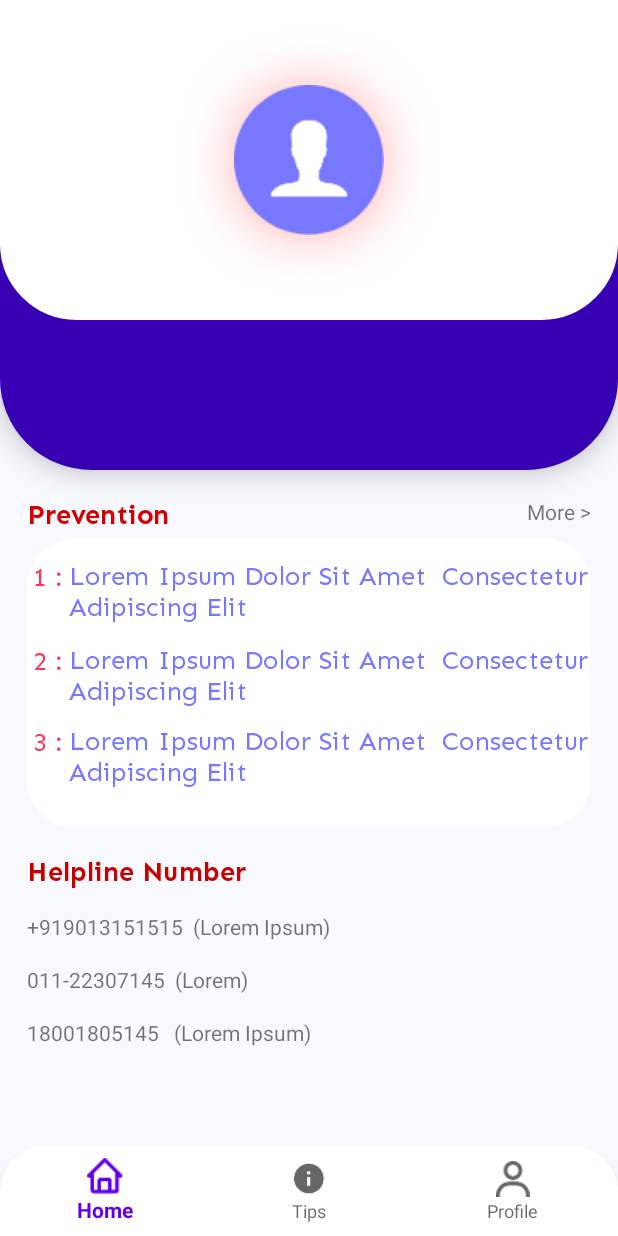
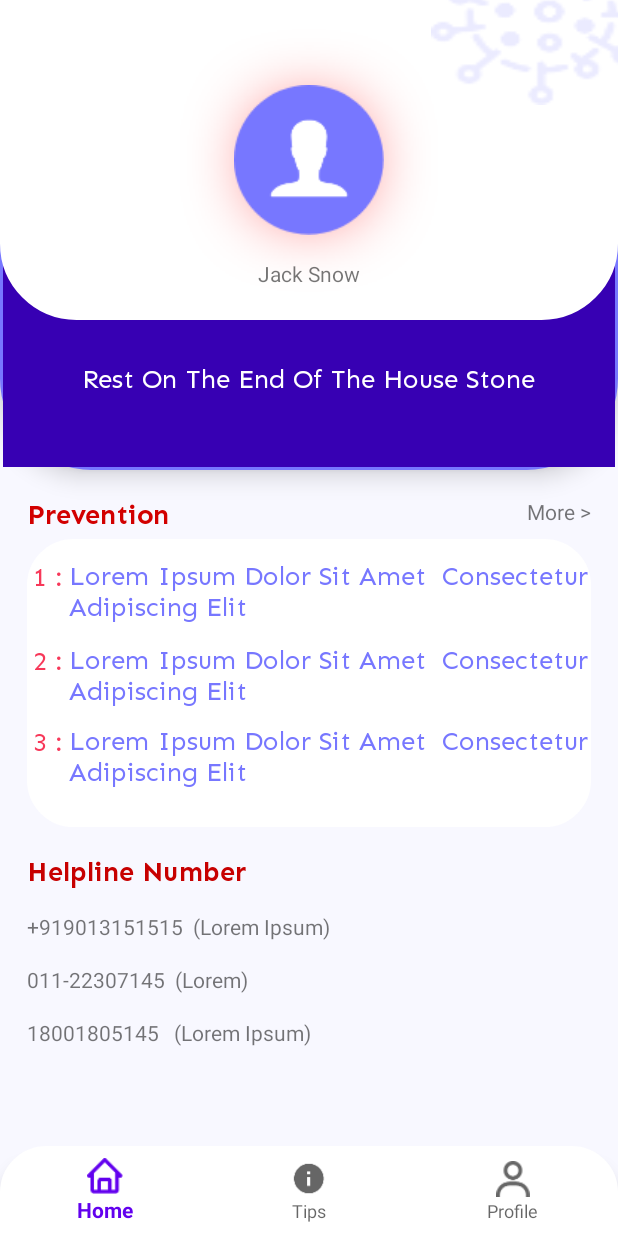
Before and after one commit to walaa-android/last_version_besaneMd, an Android app: the HomeFragment screen opened directly, with no data from a screen before it, on a phone screen of 412 x 824 dp. Run offline under Robolectric (Android 15) with nearby library versions, the light colour scheme and no system bars.

Commit message:
Besane md last version

```diff
--- a/app/src/main/res/layout/fragment_home.xml
+++ b/app/src/main/res/layout/fragment_home.xml
@@ -25,16 +25,32 @@
             app:layout_constraintEnd_toEndOf="parent"
             app:layout_constraintStart_toStartOf="parent"
             app:layout_constraintTop_toBottomOf="@+id/imageView20" />
+
         <ImageView
             android:id="@+id/imageView20"
             android:layout_width="0dp"
             android:layout_height="313dp"
             android:elevation="10dp"
             android:background="@drawable/shape_profile"
-            android:backgroundTint="@color/colorPrimaryDark"
+            android:src="@color/colorPrimaryDark"
             app:layout_constraintEnd_toEndOf="parent"
             app:layout_constraintStart_toStartOf="parent"
             app:layout_constraintTop_toTopOf="parent" />
+
+        <TextView
+            android:id="@+id/textViewTime"
+            android:layout_width="wrap_content"
+            android:layout_height="wrap_content"
+            android:layout_marginTop="28dp"
+            android:fontFamily="@font/sen_regular"
+            android:elevation="10dp"
+            android:text="Rest On The End Of The House Stone"
+            android:textColor="@android:color/white"
+            android:textColorHighlight="@color/colorRed"
+            android:textSize="17sp"
+            app:layout_constraintEnd_toEndOf="parent"
+            app:layout_constraintStart_toStartOf="parent"
+            app:layout_constraintTop_toBottomOf="@+id/imageView21" />
 
         <ImageView
             android:id="@+id/imageView21"
@@ -52,8 +68,9 @@
             android:id="@+id/imageViewCorona"
             android:layout_width="50dp"
             android:layout_height="20dp"
-            android:scaleX="6"
+            android:scaleX="3"
             android:scaleY="6"
+            android:elevation="10dp"
             android:background="@drawable/corona_v"
             app:layout_constraintEnd_toEndOf="parent"
             app:layout_constraintStart_toEndOf="@+id/imageView22"
@@ -85,6 +102,7 @@
             android:layout_height="wrap_content"
             android:layout_marginTop="16dp"
             android:text="Jack Snow"
+            android:elevation="10dp"
             app:layout_constraintEnd_toEndOf="@+id/imageView23"
             app:layout_constraintStart_toStartOf="@+id/imageView23"
             app:layout_constraintTop_toBottomOf="@+id/imageView23" />
```
